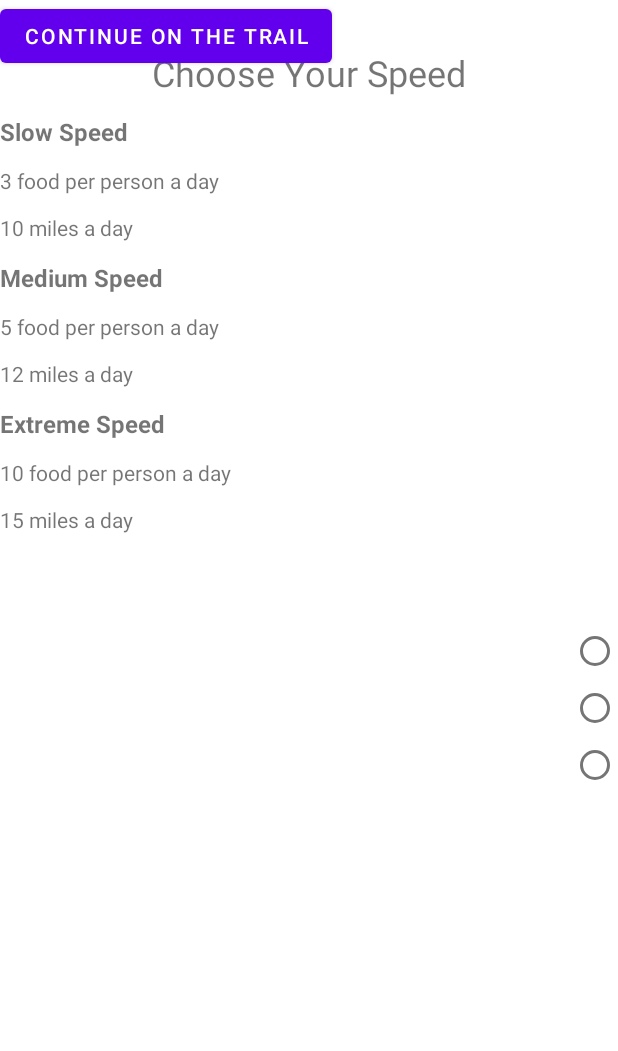
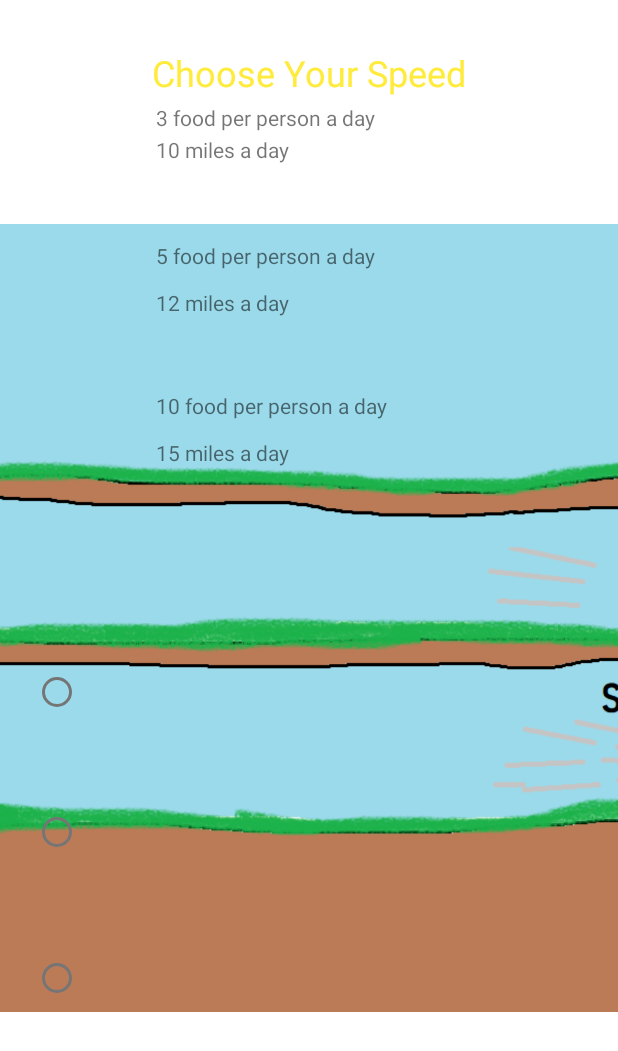
Before and after one commit to a-burkholder/OTrail, an Android app: the layout speed_selector.xml on its own in the app's theme, with its tools: preview values and no code run, on a phone screen of 412 x 824 dp. Shown: the top 1051 px of the screen. Run offline under Robolectric (Android 15) with nearby library versions, the phone set to English and light mode, and no system bars.

Commit message:
workingOnSpeed

```diff
--- a/app/src/main/res/layout/speed_selector.xml
+++ b/app/src/main/res/layout/speed_selector.xml
@@ -11,6 +11,7 @@
         android:layout_height="wrap_content"
         android:layout_marginTop="32dp"
         android:text="Choose Your Speed"
+        android:textColor="#FFEB3B"
         android:textSize="24sp"
         app:layout_constraintEnd_toEndOf="parent"
         app:layout_constraintStart_toStartOf="parent"
@@ -20,84 +21,84 @@
         android:id="@+id/textView123"
         android:layout_width="wrap_content"
         android:layout_height="wrap_content"
-        android:layout_marginTop="12dp"
+        android:layout_marginTop="-20dp"
         android:text="Slow Speed"
         android:textSize="16sp"
         android:textStyle="bold"
-        app:layout_constraintTop_toBottomOf="@+id/textView122"
-        tools:layout_editor_absoluteX="95dp" />
-
-    <RadioGroup
-        android:layout_width="wrap_content"
-        android:layout_height="wrap_content"
-        tools:layout_editor_absoluteX="362dp"
-        tools:layout_editor_absoluteY="115dp" />
+        app:layout_constraintStart_toStartOf="@+id/textView124"
+        app:layout_constraintTop_toBottomOf="@+id/textView122" />
 
     <Button
         android:id="@+id/button"
         android:layout_width="wrap_content"
         android:layout_height="wrap_content"
+        android:layout_marginStart="280dp"
         android:text="Continue on the trail"
-        tools:layout_editor_absoluteX="469dp"
-        tools:layout_editor_absoluteY="311dp" />
+        app:layout_constraintBottom_toBottomOf="parent"
+        app:layout_constraintEnd_toEndOf="parent"
+        app:layout_constraintHorizontal_bias="0.555"
+        app:layout_constraintStart_toEndOf="@+id/textView131"
+        app:layout_constraintTop_toTopOf="parent"
+        app:layout_constraintVertical_bias="0.928" />
 
     <TextView
         android:id="@+id/textView124"
         android:layout_width="wrap_content"
         android:layout_height="wrap_content"
-        android:layout_marginTop="75dp"
+        android:layout_marginTop="70dp"
         android:text="Medium Speed"
         android:textSize="16sp"
         android:textStyle="bold"
-        app:layout_constraintTop_toBottomOf="@+id/textView123"
-        tools:layout_editor_absoluteX="95dp" />
+        app:layout_constraintStart_toStartOf="@+id/textView125"
+        app:layout_constraintTop_toBottomOf="@+id/textView123" />
 
     <TextView
         android:id="@+id/textView125"
         android:layout_width="wrap_content"
         android:layout_height="wrap_content"
-        android:layout_marginTop="75dp"
+        android:layout_marginTop="78dp"
+        android:layout_marginEnd="120dp"
         android:text="Extreme Speed"
         android:textSize="16sp"
         android:textStyle="bold"
-        app:layout_constraintTop_toBottomOf="@+id/textView124"
-        tools:layout_editor_absoluteX="95dp" />
+        app:layout_constraintEnd_toStartOf="@+id/speedRadioGroup"
+        app:layout_constraintTop_toBottomOf="@+id/textView124" />
 
     <TextView
         android:id="@+id/textView126"
         android:layout_width="wrap_content"
         android:layout_height="wrap_content"
-        android:layout_marginTop="12dp"
+        android:layout_marginTop="2dp"
         android:text="3 food per person a day"
-        app:layout_constraintTop_toBottomOf="@+id/textView123"
-        tools:layout_editor_absoluteX="104dp" />
+        app:layout_constraintStart_toStartOf="@+id/textView129"
+        app:layout_constraintTop_toBottomOf="@+id/textView123" />
 
     <TextView
         android:id="@+id/textView127"
         android:layout_width="wrap_content"
         android:layout_height="wrap_content"
-        android:layout_marginTop="12dp"
+        android:layout_marginTop="2dp"
         android:text="5 food per person a day"
-        app:layout_constraintTop_toBottomOf="@+id/textView124"
-        tools:layout_editor_absoluteX="104dp" />
+        app:layout_constraintStart_toStartOf="@+id/textView130"
+        app:layout_constraintTop_toBottomOf="@+id/textView124" />
 
     <TextView
         android:id="@+id/textView128"
         android:layout_width="wrap_content"
         android:layout_height="wrap_content"
-        android:layout_marginTop="12dp"
+        android:layout_marginTop="2dp"
         android:text="10 food per person a day"
-        app:layout_constraintTop_toBottomOf="@+id/textView125"
-        tools:layout_editor_absoluteX="104dp" />
+        app:layout_constraintStart_toStartOf="@+id/textView131"
+        app:layout_constraintTop_toBottomOf="@+id/textView125" />
 
     <TextView
         android:id="@+id/textView129"
         android:layout_width="wrap_content"
         android:layout_height="wrap_content"
-        android:layout_marginTop="12dp"
+        android:layout_marginTop="2dp"
         android:text="10 miles a day"
-        app:layout_constraintTop_toBottomOf="@+id/textView126"
-        tools:layout_editor_absoluteX="104dp" />
+        app:layout_constraintStart_toStartOf="@+id/textView127"
+        app:layout_constraintTop_toBottomOf="@+id/textView126" />
 
     <TextView
         android:id="@+id/textView130"
@@ -105,37 +106,40 @@
         android:layout_height="wrap_content"
         android:layout_marginTop="12dp"
         android:text="12 miles a day"
-        app:layout_constraintTop_toBottomOf="@+id/textView127"
-        tools:layout_editor_absoluteX="104dp" />
+        app:layout_constraintStart_toStartOf="@+id/textView128"
+        app:layout_constraintTop_toBottomOf="@+id/textView127" />
 
     <TextView
         android:id="@+id/textView131"
         android:layout_width="wrap_content"
         android:layout_height="wrap_content"
+        android:layout_marginStart="104dp"
         android:layout_marginTop="12dp"
         android:text="15 miles a day"
+        app:layout_constraintBottom_toBottomOf="parent"
+        app:layout_constraintStart_toStartOf="parent"
         app:layout_constraintTop_toBottomOf="@+id/textView128"
-        tools:layout_editor_absoluteX="104dp" />
+        app:layout_constraintVertical_bias="0.0" />
 
     <RadioGroup
         android:id="@+id/speedRadioGroup"
-        android:layout_width="104dp"
-        android:layout_height="350dp"
+        android:layout_width="82dp"
+        android:layout_height="282dp"
         android:layout_centerInParent="true"
         android:layout_gravity="center"
-        android:layout_marginStart="348dp"
+        android:layout_marginBottom="68dp"
         android:gravity="center"
-        app:layout_constraintBottom_toBottomOf="parent"
-        app:layout_constraintStart_toStartOf="parent"
-        app:layout_constraintTop_toTopOf="parent"
-        app:layout_constraintVertical_bias="0.627">
+        app:layout_constraintBottom_toBottomOf="@+id/button"
+        tools:layout_editor_absoluteX="324dp">
+
+        <!--adding a radio button -->
 
         <!--adding a radio button -->
 
         <RadioButton
             android:id="@+id/speedEasy"
             android:layout_width="38dp"
-        android:layout_height="38dp"
+            android:layout_height="138dp"
             android:checked="false"
             android:padding="2dp"
             android:textColor="#FFFFFF" />
@@ -144,23 +148,43 @@
         <RadioButton
             android:id="@+id/speedMedium"
             android:layout_width="38dp"
-        android:layout_height="38dp"
+            android:layout_height="wrap_content"
             android:layout_gravity="center"
             android:checked="false"
             android:padding="4dp"
             android:textColor="#FFFFFF" />
 
-    <!--adding a radio button -->
         <RadioButton
             android:id="@+id/speedExtreme"
             android:layout_width="38dp"
-        android:layout_height="38dp"
+            android:layout_height="147dp"
             android:layout_gravity="center"
             android:checked="false"
             android:padding="4dp"
             android:textColor="#FFFFFF" />
 
     </RadioGroup>
+
+    <ImageView
+        android:id="@+id/imageView50"
+        android:layout_width="851dp"
+        android:layout_height="525dp"
+        android:elevation="-50dp"
+        app:layout_constraintBottom_toBottomOf="parent"
+        app:layout_constraintEnd_toEndOf="parent"
+        app:layout_constraintStart_toStartOf="parent"
+        app:layout_constraintTop_toTopOf="parent"
+        app:srcCompat="@drawable/game_speed" /><![CDATA[
+
+
+
+
+
+
+
+
+
+
 
 
 
@@ -170,4 +194,13 @@
 
 
     -->
+
+
+
+
+
+
+
+
+]]>
 </androidx.constraintlayout.widget.ConstraintLayout>
```
Also changed, not shown: app/src/main/res/drawable/game_speed.png (added). Lines whose indentation alone changed are shown as unchanged.
